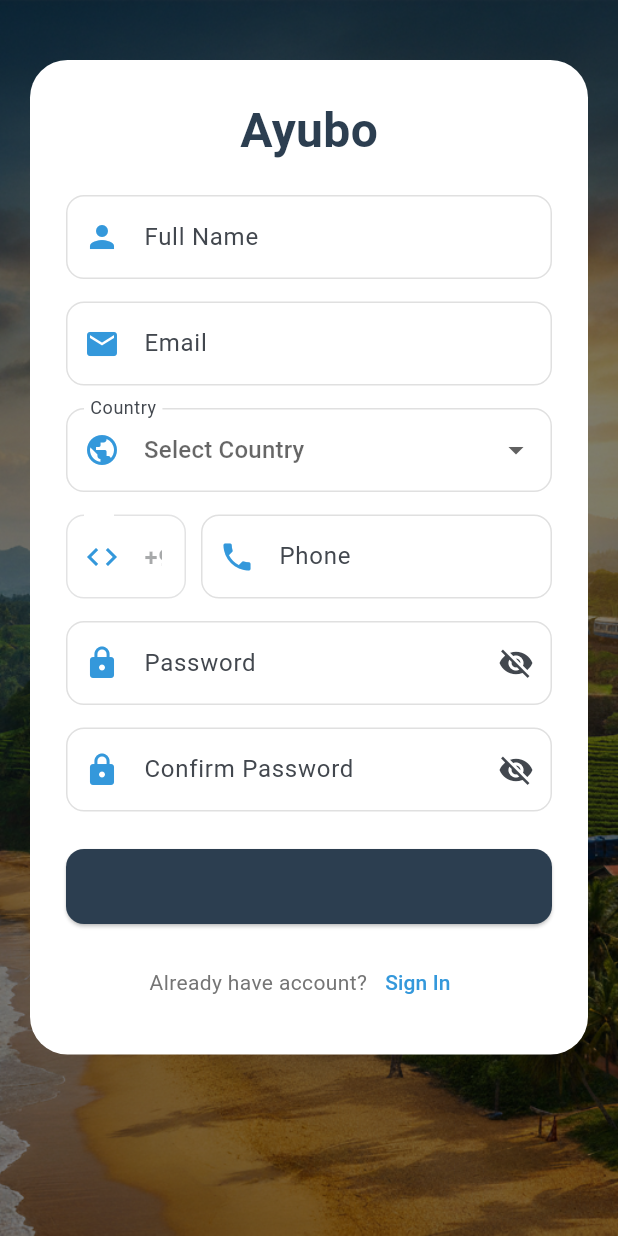
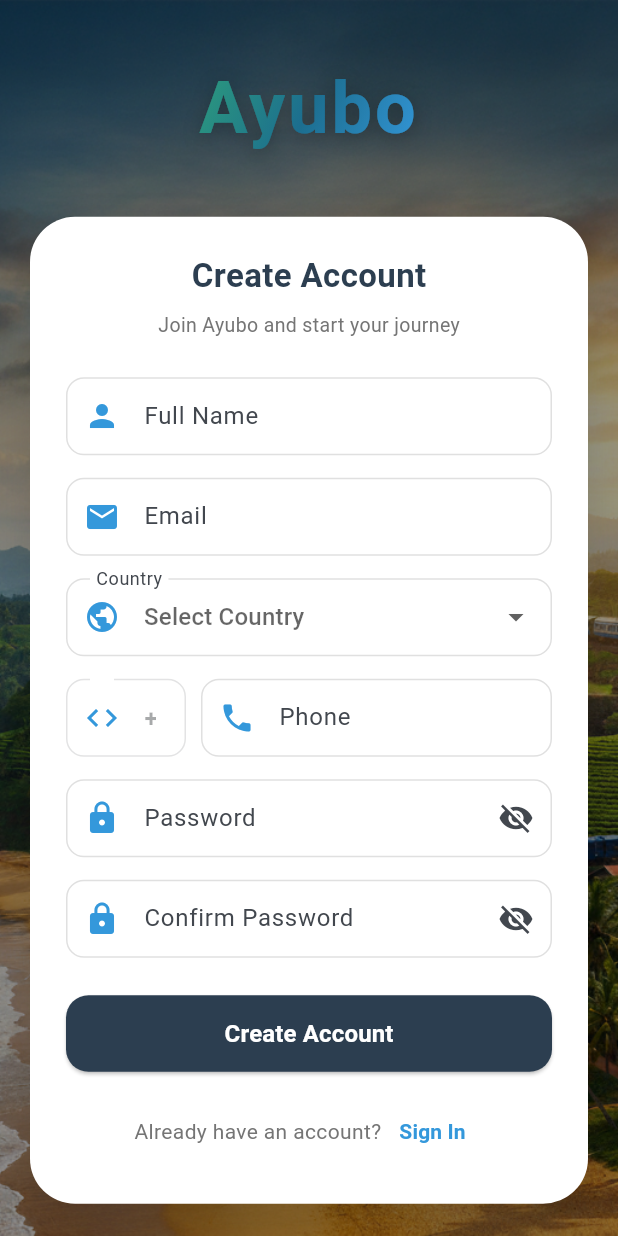
Before and after one commit to AnjaleeThennakoon/Smart-Travel-Route-SL-, a Flutter app: the screen it shows after launch, after a tap on "Sign In", after a tap on "Sign Up", on a phone screen of 412 x 824 dp. Run offline on Flutter 3.47's test engine with Material 3 defaults, Android fonts, the phone set to English and light mode, and no system bars; our stand-ins replace flutter_map, latlong2; Roboto replaces fonts that are missing (Poppins).

Commit message:
Fix Register Page UI - button display and scroll issues

```diff
--- a/lib/features/auth/login_page.dart
+++ b/lib/features/auth/login_page.dart
@@ -34,6 +34,7 @@ class _LoginPageState extends State<LoginPage> {
     showDialog(
       context: context,
       builder: (context) => AlertDialog(
+        shape: RoundedRectangleBorder(borderRadius: BorderRadius.circular(20)),
         title: const Text('Reset Password'),
         content: const Text('Send a password reset link to your email?'),
         actions: [
@@ -60,7 +61,7 @@ class _LoginPageState extends State<LoginPage> {
     return Scaffold(
       body: Stack(
         children: [
-          // Background Image (your login.png)
+          // Background Image
           Container(
             decoration: const BoxDecoration(
               image: DecorationImage(
@@ -69,8 +70,8 @@ class _LoginPageState extends State<LoginPage> {
               ),
             ),
           ),
-          // Dark overlay for better text visibility
-          Container(color: Colors.black.withOpacity(0.5)),
+          // Dark overlay
+          Container(color: Colors.black.withOpacity(0.4)),
           // Login Form
           SafeArea(
             child: Center(
@@ -79,25 +80,42 @@ class _LoginPageState extends State<LoginPage> {
                 child: Column(
                   mainAxisAlignment: MainAxisAlignment.center,
                   children: [
-                    // Ayubo Logo / Brand
+                    // Ayubo Logo / Brand - Beautiful Design
                     Container(
                       padding: const EdgeInsets.all(20),
+                      child: Column(
+                        children: [
+                          // Glowing gradient text
+                          ShaderMask(
+                            shaderCallback: (bounds) => const LinearGradient(
+                              colors: [
+                                Color(0xFF2D9C7C),
+                                Color(0xFF1C6E8F),
+                                Color(0xFF3498DB),
+                              ],
+                              begin: Alignment.topLeft,
+                              end: Alignment.bottomRight,
+                            ).createShader(bounds),
                             child: const Text(
                               'Ayubo',
                               style: TextStyle(
-                          fontSize: 48,
+                                fontSize: 52,
                                 fontWeight: FontWeight.bold,
                                 color: Colors.white,
                                 letterSpacing: 2,
                                 shadows: [
                                   Shadow(
-                              blurRadius: 10,
+                                    blurRadius: 15,
                                     color: Colors.black26,
-                              offset: Offset(0, 2),
+                                    offset: Offset(0, 3),
                                   ),
                                 ],
                               ),
                               textAlign: TextAlign.center,
+                            ),
+                          ),
+                          const SizedBox(height: 8),
+                        ],
                       ),
                     ),
                     const SizedBox(height: 20),
@@ -108,8 +126,8 @@ class _LoginPageState extends State<LoginPage> {
                         borderRadius: BorderRadius.circular(30),
                         boxShadow: [
                           BoxShadow(
-                            color: Colors.black.withOpacity(0.1),
-                            blurRadius: 20,
+                            color: Colors.black.withOpacity(0.15),
+                            blurRadius: 25,
                             offset: const Offset(0, 10),
                           ),
                         ],
@@ -132,7 +150,7 @@ class _LoginPageState extends State<LoginPage> {
                               ),
                               const SizedBox(height: 8),
                               Text(
-                                'Sign in to continue',
+                                'Sign in to continue your journey',
                                 style: TextStyle(
                                   fontSize: 14,
                                   color: Colors.grey[600],
@@ -291,10 +309,7 @@ class _LoginPageState extends State<LoginPage> {
                                     ),
                                     child: Text(
                                       'or',
-                                      style: TextStyle(
-                                        color: Colors.grey[600],
-                                        fontWeight: FontWeight.w500,
-                                      ),
+                                      style: TextStyle(color: Colors.grey[600]),
                                     ),
                                   ),
                                   Expanded(
--- a/lib/features/auth/register_page.dart
+++ b/lib/features/auth/register_page.dart
@@ -24,7 +24,6 @@ class _RegisterPageState extends State<RegisterPage> {
   String _countryCode = '+94';
   List<String> _countries = [];
 
-  // Field error messages
   String? _nameError;
   String? _emailError;
   String? _countryError;
@@ -52,7 +51,6 @@ class _RegisterPageState extends State<RegisterPage> {
     });
   }
 
-  // Real-time validation for each field
   void _validateName(String value) {
     setState(() {
       if (value.isEmpty) {
@@ -98,8 +96,6 @@ class _RegisterPageState extends State<RegisterPage> {
       } else {
         _passwordError = null;
       }
-
-      // Also validate confirm password if it has value
       if (_confirmCtrl.text.isNotEmpty) {
         if (_confirmCtrl.text != value) {
           _confirmError = 'Passwords do not match';
@@ -122,78 +118,6 @@ class _RegisterPageState extends State<RegisterPage> {
     });
   }
 
-  // Show Success Dialog and navigate to login
-  void _showSuccessDialog() {
-    showDialog(
-      context: context,
-      barrierDismissible: false,
-      builder: (BuildContext context) {
-        return AlertDialog(
-          shape: RoundedRectangleBorder(
-            borderRadius: BorderRadius.circular(20),
-          ),
-          title: Column(
-            children: const [
-              Icon(Icons.check_circle, color: Colors.green, size: 60),
-              SizedBox(height: 10),
-              Text(
-                'Registration Successful!',
-                style: TextStyle(fontSize: 20, fontWeight: FontWeight.bold),
-              ),
-            ],
-          ),
-          content: const Text(
-            'Your account has been created successfully.\nPlease login to continue.',
-            textAlign: TextAlign.center,
-            style: TextStyle(fontSize: 16),
-          ),
-          actions: [
-            Row(
-              children: [
-                Expanded(
-                  child: OutlinedButton(
-                    onPressed: () {
-                      Navigator.pop(context);
-                      Navigator.pushReplacementNamed(context, AppRouter.login);
-                    },
-                    style: OutlinedButton.styleFrom(
-                      shape: RoundedRectangleBorder(
-                        borderRadius: BorderRadius.circular(10),
-                      ),
-                      padding: const EdgeInsets.symmetric(vertical: 12),
-                    ),
-                    child: const Text('Cancel', style: TextStyle(fontSize: 16)),
-                  ),
-                ),
-                const SizedBox(width: 10),
-                Expanded(
-                  child: ElevatedButton(
-                    onPressed: () {
-                      Navigator.pop(context);
-                      Navigator.pushReplacementNamed(context, AppRouter.login);
-                    },
-                    style: ElevatedButton.styleFrom(
-                      backgroundColor: const Color(0xFF2C3E50),
-                      shape: RoundedRectangleBorder(
-                        borderRadius: BorderRadius.circular(10),
-                      ),
-                      padding: const EdgeInsets.symmetric(vertical: 12),
-                    ),
-                    child: const Text(
-                      'OK',
-                      style: TextStyle(fontSize: 16, color: Colors.white),
-                    ),
-                  ),
-                ),
-              ],
-            ),
-          ],
-        );
-      },
-    );
-  }
-
-  // Show Error Dialog
   void _showErrorDialog(String message) {
     showDialog(
       context: context,
@@ -204,23 +128,19 @@ class _RegisterPageState extends State<RegisterPage> {
           ),
           title: Column(
             children: const [
-              Icon(Icons.error_outline, color: Colors.red, size: 60),
+              Icon(Icons.error_outline, color: Colors.red, size: 50),
               SizedBox(height: 10),
               Text(
                 'Registration Failed!',
-                style: TextStyle(fontSize: 20, fontWeight: FontWeight.bold),
+                style: TextStyle(fontSize: 18, fontWeight: FontWeight.bold),
               ),
             ],
           ),
-          content: Text(
-            message,
-            textAlign: TextAlign.center,
-            style: const TextStyle(fontSize: 16),
-          ),
+          content: Text(message, textAlign: TextAlign.center),
           actions: [
             TextButton(
               onPressed: () => Navigator.pop(context),
-              child: const Text('Try Again', style: TextStyle(fontSize: 16)),
+              child: const Text('Try Again'),
             ),
             ElevatedButton(
               onPressed: () => Navigator.pop(context),
@@ -236,7 +156,6 @@ class _RegisterPageState extends State<RegisterPage> {
   }
 
   Future<void> _register() async {
-    // Check all fields before submission
     bool isValid = true;
 
     if (_nameCtrl.text.isEmpty) {
@@ -304,7 +223,6 @@ class _RegisterPageState extends State<RegisterPage> {
         const SnackBar(
           content: Text('Please fill all fields correctly'),
           backgroundColor: Colors.orange,
-          duration: Duration(seconds: 2),
         ),
       );
       return;
@@ -326,16 +244,12 @@ class _RegisterPageState extends State<RegisterPage> {
         setState(() => _isLoading = false);
 
         if (result['success'] == true) {
-          // Show success message
           ScaffoldMessenger.of(context).showSnackBar(
             SnackBar(
               content: Text(result['message'] ?? 'Registration successful!'),
               backgroundColor: Colors.green,
-              duration: const Duration(seconds: 1),
             ),
           );
-
-          // DIRECTLY GO TO HOME PAGE (NOT LOGIN)
           Future.delayed(const Duration(milliseconds: 500), () {
             if (mounted) {
               Navigator.pushReplacementNamed(context, AppRouter.home);
@@ -368,45 +282,101 @@ class _RegisterPageState extends State<RegisterPage> {
   @override
   Widget build(BuildContext context) {
     return Scaffold(
-      body: Stack(
-        children: [
-          Container(
+      body: Container(
         decoration: const BoxDecoration(
           image: DecorationImage(
             image: AssetImage('lib/assets/images/login.png'),
             fit: BoxFit.cover,
           ),
         ),
+        child: Container(
+          color: Colors.black.withOpacity(0.4),
+          child: SafeArea(
+            child: Center(
+              child: SingleChildScrollView(
+                padding: const EdgeInsets.symmetric(
+                  horizontal: 20,
+                  vertical: 20,
                 ),
-          Container(color: Colors.black.withOpacity(0.5)),
-          SafeArea(
-            child: Stack(
+                physics: const BouncingScrollPhysics(),
+                child: Column(
+                  mainAxisAlignment: MainAxisAlignment.center,
                   children: [
-                SingleChildScrollView(
-                  padding: const EdgeInsets.all(20),
+                    // Logo
+                    Container(
+                      padding: const EdgeInsets.all(16),
                       child: Column(
                         children: [
-                      const SizedBox(height: 20),
+                          ShaderMask(
+                            shaderCallback: (bounds) => const LinearGradient(
+                              colors: [
+                                Color(0xFF2D9C7C),
+                                Color(0xFF1C6E8F),
+                                Color(0xFF3498DB),
+                              ],
+                              begin: Alignment.topLeft,
+                              end: Alignment.bottomRight,
+                            ).createShader(bounds),
+                            child: const Text(
+                              'Ayubo',
+                              style: TextStyle(
+                                fontSize: 48,
+                                fontWeight: FontWeight.bold,
+                                color: Colors.white,
+                                letterSpacing: 2,
+                                shadows: [
+                                  Shadow(
+                                    blurRadius: 15,
+                                    color: Colors.black26,
+                                    offset: Offset(0, 3),
+                                  ),
+                                ],
+                              ),
+                              textAlign: TextAlign.center,
+                            ),
+                          ),
+                          const SizedBox(height: 6),
+                        ],
+                      ),
+                    ),
+                    const SizedBox(height: 16),
+                    // Registration Card
                     Container(
                       decoration: BoxDecoration(
                         color: Colors.white,
-                          borderRadius: BorderRadius.circular(25),
+                        borderRadius: BorderRadius.circular(30),
+                        boxShadow: [
+                          BoxShadow(
+                            color: Colors.black.withOpacity(0.15),
+                            blurRadius: 25,
+                            offset: const Offset(0, 10),
+                          ),
+                        ],
                       ),
                       child: Padding(
                         padding: const EdgeInsets.all(24),
                         child: Form(
                           key: _formKey,
                           child: Column(
+                            mainAxisSize: MainAxisSize.min,
                             children: [
                               const Text(
-                                  'Ayubo',
+                                'Create Account',
                                 style: TextStyle(
-                                    fontSize: 32,
+                                  fontSize: 22,
                                   fontWeight: FontWeight.bold,
                                   color: Color(0xFF2C3E50),
                                 ),
                               ),
-                                const SizedBox(height: 20),
+                              const SizedBox(height: 8),
+                              Text(
+                                'Join Ayubo and start your journey',
+                                style: TextStyle(
+                                  fontSize: 13,
+                                  color: Colors.grey[600],
+                                ),
+                              ),
+                              const SizedBox(height: 25),
 
                               // Full Name Field
                               Column(
@@ -470,7 +440,7 @@ class _RegisterPageState extends State<RegisterPage> {
                                 crossAxisAlignment: CrossAxisAlignment.start,
                                 children: [
                                   DropdownButtonFormField<String>(
-                                      initialValue: _selectedCountry,
+                                    value: _selectedCountry,
                                     hint: const Text('Select Country'),
                                     decoration: _inputDecoration(
                                       'Country',
@@ -509,6 +479,8 @@ class _RegisterPageState extends State<RegisterPage> {
                                 crossAxisAlignment: CrossAxisAlignment.start,
                                 children: [
                                   Row(
+                                    crossAxisAlignment:
+                                        CrossAxisAlignment.start,
                                     children: [
                                       SizedBox(
                                         width: 80,
@@ -563,9 +535,8 @@ class _RegisterPageState extends State<RegisterPage> {
                                     Icons.lock,
                                     isPassword: true,
                                     obscure: _hidePass,
-                                      toggle: () => setState(
-                                        () => _hidePass = !_hidePass,
-                                      ),
+                                    toggle: () =>
+                                        setState(() => _hidePass = !_hidePass),
                                     onChanged: _validatePassword,
                                   ),
                                   if (_passwordError != null)
@@ -620,22 +591,24 @@ class _RegisterPageState extends State<RegisterPage> {
                               const SizedBox(height: 25),
 
                               // Create Account Button
-                                ElevatedButton(
+                              SizedBox(
+                                width: double.infinity,
+                                child: ElevatedButton(
                                   onPressed: _isLoading ? null : _register,
                                   style: ElevatedButton.styleFrom(
                                     backgroundColor: const Color(0xFF2C3E50),
-                                    minimumSize: const Size(
-                                      double.infinity,
-                                      50,
+                                    foregroundColor: Colors.white,
+                                    padding: const EdgeInsets.symmetric(
+                                      vertical: 14,
                                     ),
                                     shape: RoundedRectangleBorder(
-                                      borderRadius: BorderRadius.circular(12),
+                                      borderRadius: BorderRadius.circular(15),
                                     ),
                                   ),
                                   child: _isLoading
                                       ? const SizedBox(
-                                          height: 20,
-                                          width: 20,
+                                          width: 22,
+                                          height: 22,
                                           child: CircularProgressIndicator(
                                             strokeWidth: 2,
                                             color: Colors.white,
@@ -643,16 +616,21 @@ class _RegisterPageState extends State<RegisterPage> {
                                         )
                                       : const Text(
                                           'Create Account',
-                                          style: TextStyle(fontSize: 16),
+                                          style: TextStyle(
+                                            fontSize: 16,
+                                            fontWeight: FontWeight.bold,
                                           ),
                                         ),
-                                const SizedBox(height: 15),
+                                ),
+                              ),
+                              const SizedBox(height: 16),
 
+                              // Sign In Link
                               Row(
                                 mainAxisAlignment: MainAxisAlignment.center,
                                 children: [
                                   Text(
-                                      "Already have account?",
+                                    "Already have an account?",
                                     style: TextStyle(color: Colors.grey[600]),
                                   ),
                                   TextButton(
@@ -665,6 +643,7 @@ class _RegisterPageState extends State<RegisterPage> {
                                       'Sign In',
                                       style: TextStyle(
                                         color: Color(0xFF3498DB),
+                                        fontWeight: FontWeight.bold,
                                       ),
                                     ),
                                   ),
@@ -678,15 +657,9 @@ class _RegisterPageState extends State<RegisterPage> {
                   ],
                 ),
               ),
-                if (_isLoading)
-                  Container(
-                    color: Colors.black54,
-                    child: const Center(child: CircularProgressIndicator()),
-                  ),
-              ],
             ),
           ),
-        ],
+        ),
       ),
     );
   }
@@ -748,6 +721,7 @@ class _RegisterPageState extends State<RegisterPage> {
         borderRadius: BorderRadius.circular(12),
         borderSide: const BorderSide(color: Colors.red, width: 2),
       ),
+      contentPadding: const EdgeInsets.symmetric(horizontal: 16, vertical: 14),
     );
   }
 }
```
Lines whose indentation alone changed are shown as unchanged.
